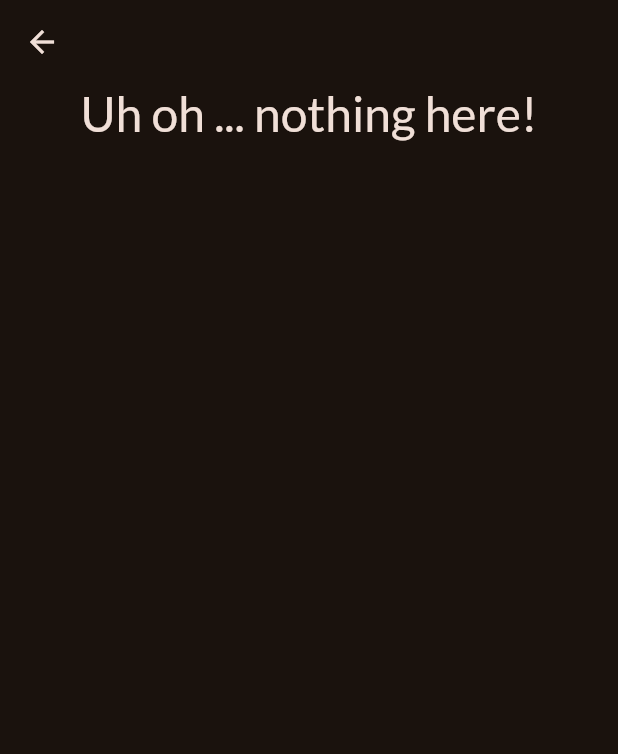
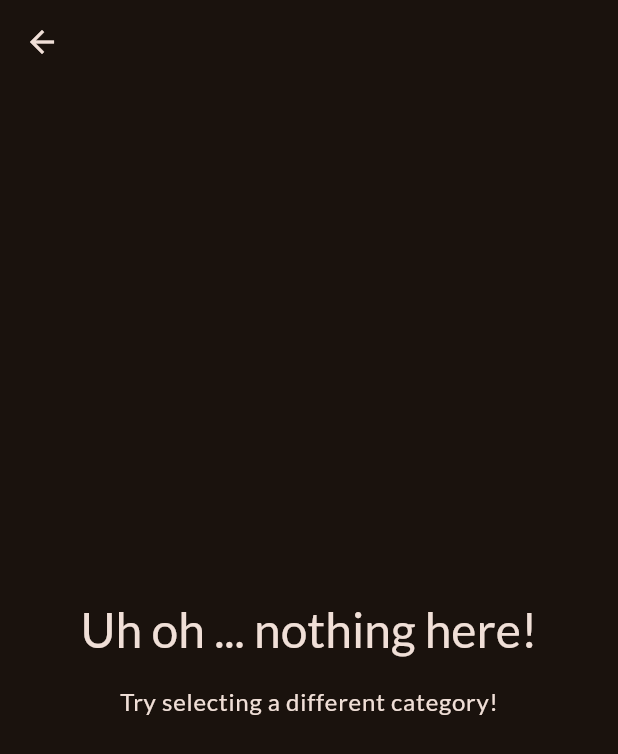
Before and after one commit to zaine-bit/CSIT284-Sunio, a Flutter app: the MealsScreen screen opened directly with empty values, on a phone screen of 412 x 824 dp. Shown: the top 754 px of the screen. Run offline on Flutter 3.47's test engine with Material 3 defaults, Android fonts, the phone set to English and light mode, and no system bars; our stand-ins replace google_fonts, transparent_image.

Commit message:
Fix empty state layout on meals screen

```diff
--- a/meals/lib/screens/meals.dart
+++ b/meals/lib/screens/meals.dart
@@ -2,7 +2,7 @@ import 'package:flutter/material.dart';
 import 'package:meals/models/meal.dart';
 import 'package:meals/widgets/meal_item.dart';
 
-class MealsScreen extends StatelessWidget{
+class MealsScreen extends StatelessWidget {
   const MealsScreen({
     super.key,
     required this.title,
@@ -11,24 +11,29 @@ const MealsScreen({
 
   final String title;
   final List<Meal> meals;
+
   @override
   Widget build(BuildContext context) {
     Widget content = ListView.builder(
       itemCount: meals.length,
       itemBuilder: (ctx, index) => MealItem(meal: meals[index]),
     );
-    if(meals.isEmpty) {
+
+    if (meals.isEmpty) {
       content = Center(
         child: Column(
+          mainAxisAlignment: MainAxisAlignment.center,
           children: [
-            Text('Uh oh ... nothing here!',
+            Text(
+              'Uh oh ... nothing here!',
               style: Theme.of(context).textTheme.headlineLarge!.copyWith(
                     color: Theme.of(context).colorScheme.onSurface,
                   ),
             ),
-            const SizedBox(height: 16,),
-            Text('',
-            style: Theme.of(context).textTheme.headlineLarge!.copyWith(
+            const SizedBox(height: 16),
+            Text(
+              'Try selecting a different category!',
+              style: Theme.of(context).textTheme.bodyLarge!.copyWith(
                     color: Theme.of(context).colorScheme.onSurface,
                   ),
             ),
@@ -38,7 +43,7 @@ final List<Meal> meals;
     }
 
     return Scaffold(
-      appBar: AppBar(title: Text(title),),
+      appBar: AppBar(title: Text(title)),
       body: content,
     );
   }
```
Lines whose indentation alone changed are shown as unchanged.
